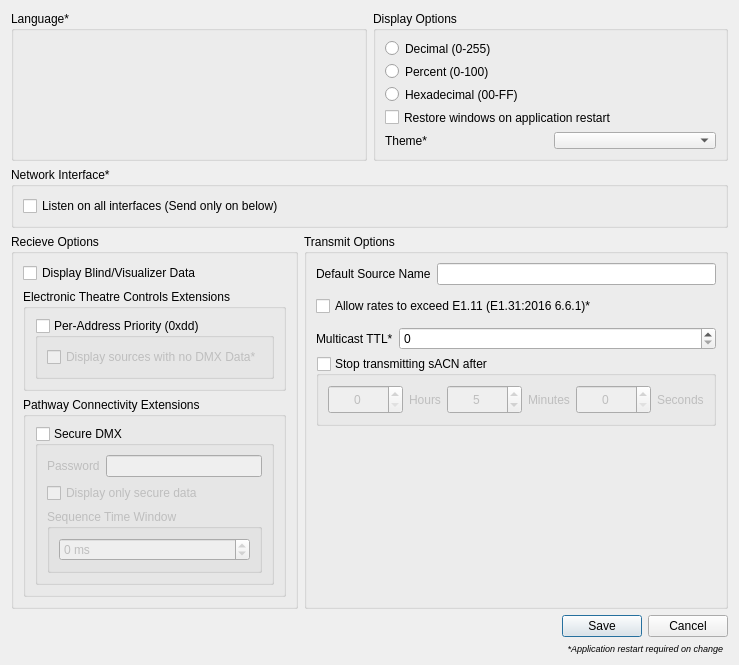
docsteer/sacnview, file ui/preferencesdialog.ui: the form before one commit.
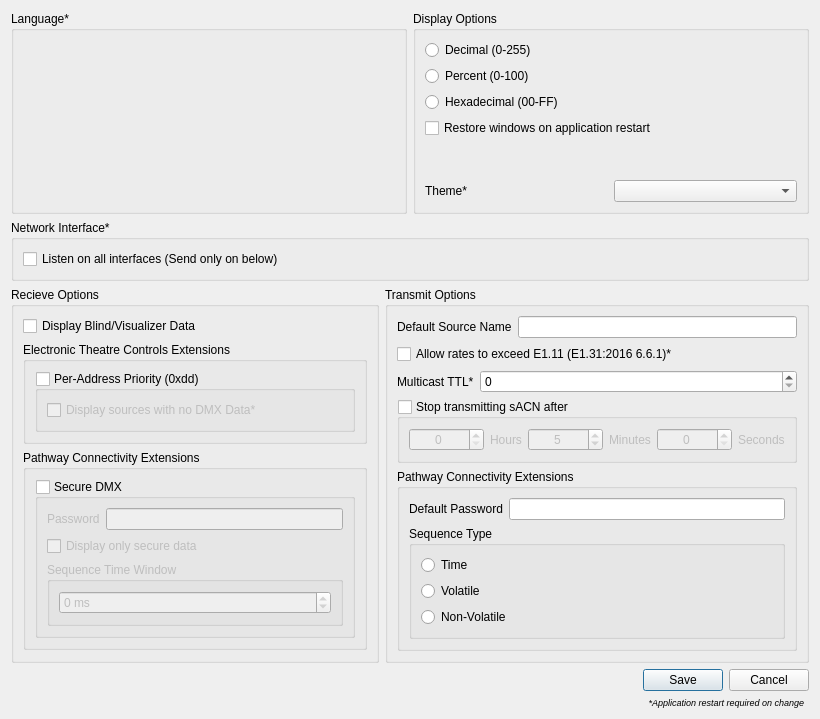
The form after the commit. Icons and pictures are not drawn.

Commit message:
Pathway Connectivity Secure DMX Protocol (ssACN) Transmission support
Secure DMX can be sent from the single universe transmit window only
Multiple fixes and improvements to reception as well

What changed in the file:
```diff
--- a/ui/preferencesdialog.ui
+++ b/ui/preferencesdialog.ui
@@ -6,8 +6,8 @@
    <rect>
     <x>0</x>
     <y>0</y>
-    <width>710</width>
-    <height>644</height>
+    <width>820</width>
+    <height>719</height>
    </rect>
   </property>
   <property name="sizePolicy">
@@ -716,6 +716,63 @@
           </layout>
          </widget>
         </item>
+        <item>
+         <widget class="QGroupBox" name="gbPathwayTx">
+          <property name="title">
+           <string>Pathway Connectivity Extensions</string>
+          </property>
+          <layout class="QVBoxLayout" name="verticalLayout_12">
+           <item>
+            <layout class="QHBoxLayout" name="horizontalLayout_6">
+             <item>
+              <widget class="QLabel" name="label_8">
+               <property name="text">
+                <string>Default Password</string>
+               </property>
+              </widget>
+             </item>
+             <item>
+              <widget class="QLineEdit" name="lePathwaySecureTxPassword">
+               <property name="maxLength">
+                <number>32</number>
+               </property>
+              </widget>
+             </item>
+            </layout>
+           </item>
+           <item>
+            <widget class="QGroupBox" name="gbPathwayTxSequenceType">
+             <property name="title">
+              <string>Sequence Type</string>
+             </property>
+             <layout class="QVBoxLayout" name="verticalLayout_13">
+              <item>
+               <widget class="QRadioButton" name="rbPathwayTxSequenceTypeTime">
+                <property name="text">
+                 <string>Time</string>
+                </property>
+               </widget>
+              </item>
+              <item>
+               <widget class="QRadioButton" name="rbPathwayTxSequenceTypeVolatile">
+                <property name="text">
+                 <string>Volatile</string>
+                </property>
+               </widget>
+              </item>
+              <item>
+               <widget class="QRadioButton" name="rbPathwayTxSequenceTypeNonVolatile">
+                <property name="text">
+                 <string>Non-Volatile</string>
+                </property>
+               </widget>
+              </item>
+             </layout>
+            </widget>
+           </item>
+          </layout>
+         </widget>
+        </item>
         <item>
          <spacer name="verticalSpacer_2">
           <property name="orientation">
```
Left out of the diff: 12 changed lines with no effect on the pictures. The commit also changes 15 other files.
